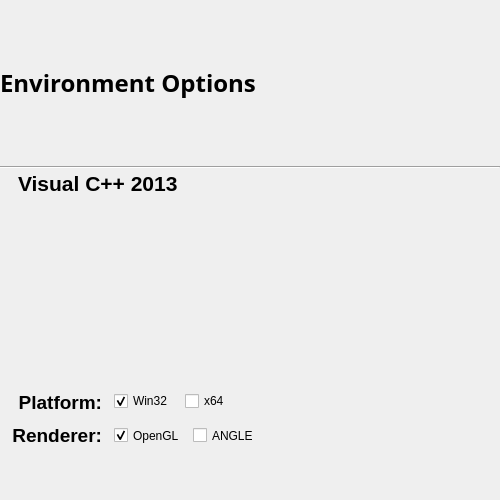
Qt form ui/WizardPageEnvOptions.ui (cinder/TinderBox) before a commit.
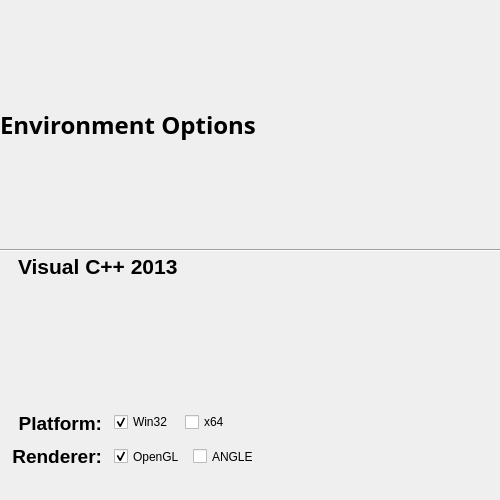
The same form after that commit. Icons and pictures are not drawn.

The edit to the form file:
```diff
--- a/ui/WizardPageEnvOptions.ui
+++ b/ui/WizardPageEnvOptions.ui
@@ -19,7 +19,7 @@
   <property name="windowTitle">
    <string>WizardPage</string>
   </property>
-  <layout class="QVBoxLayout" name="verticalLayout" stretch="0,0,0,0">
+  <layout class="QVBoxLayout" name="masterLayout" stretch="0,0,0">
    <property name="spacing">
     <number>0</number>
    </property>
@@ -67,7 +67,27 @@
     </widget>
    </item>
    <item>
-    <layout class="QHBoxLayout" name="vc2013Headerlayout">
+    <layout class="QVBoxLayout" name="vc2013Layout" stretch="0,0">
+     <property name="spacing">
+      <number>0</number>
+     </property>
+     <property name="sizeConstraint">
+      <enum>QLayout::SetMinimumSize</enum>
+     </property>
+     <property name="leftMargin">
+      <number>0</number>
+     </property>
+     <property name="topMargin">
+      <number>0</number>
+     </property>
+     <property name="rightMargin">
+      <number>0</number>
+     </property>
+     <property name="bottomMargin">
+      <number>0</number>
+     </property>
+     <item>
+      <layout class="QHBoxLayout" name="headerLayout">
      <property name="spacing">
       <number>0</number>
      </property>
@@ -147,7 +167,7 @@
     </layout>
    </item>
    <item>
-    <layout class="QFormLayout" name="formLayout">
+      <layout class="QFormLayout" name="fieldsLayout">
      <property name="sizeConstraint">
       <enum>QLayout::SetMinimumSize</enum>
      </property>
@@ -289,6 +309,8 @@
           <string>ANGLE</string>
          </property>
         </widget>
+         </item>
+        </layout>
        </item>
       </layout>
      </item>
```
Lines whose indentation alone changed are shown as unchanged.
